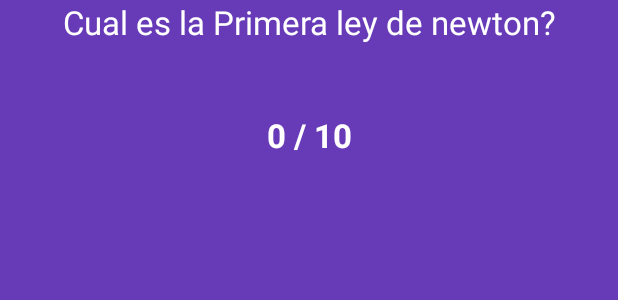
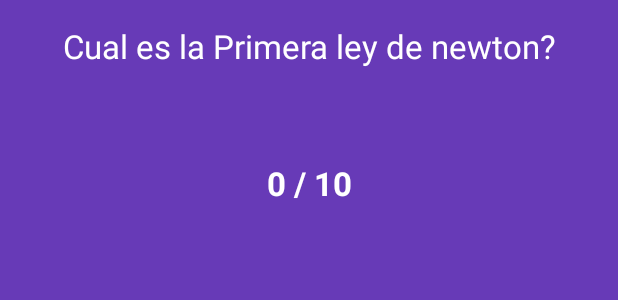
Before and after one commit to MelHerrera/LaEsperanzaCollege, an Android app: the layout mainquizfragment.xml on its own in the app's theme, with its tools: preview values and no code run, on a phone screen of 412 x 824 dp. Shown: the top 300 px of the screen. Run offline under Robolectric (Android 15) with nearby library versions, the phone set to English and light mode, and no system bars.

Commit message:
avances en el menu estudiante

```diff
--- a/app/src/main/res/layout/mainquizfragment.xml
+++ b/app/src/main/res/layout/mainquizfragment.xml
@@ -14,6 +14,7 @@
         android:text="CORRECTA"
         android:textStyle="bold"
         android:visibility="gone"
+        android:layout_margin="@dimen/default_padding"
         android:textColor="@android:color/white"
         android:textAppearance="@style/TextAppearance.AppCompat.Large"
         app:layout_constraintStart_toStartOf="parent"
@@ -24,6 +25,7 @@
         android:id="@+id/viewContent"
         android:layout_width="match_parent"
         android:layout_height="wrap_content"
+        android:layout_margin="@dimen/default_margin"
         app:layout_constraintStart_toStartOf="parent"
         app:layout_constraintEnd_toEndOf="parent"
         app:layout_constraintTop_toBottomOf="@+id/txtCorrect">
@@ -44,6 +46,7 @@
             android:layout_width="wrap_content"
             android:layout_height="wrap_content"
             android:orientation="horizontal"
+            android:layout_margin="@dimen/default_margin"
             app:layout_constraintStart_toStartOf="parent"
             app:layout_constraintEnd_toEndOf="parent"
             app:layout_constraintTop_toBottomOf="@+id/pregunta">
```
Also changed, not shown: app/src/main/java/com/app/laesperanzacollege/MainQuizFragment.kt (+11 -5 lines).
